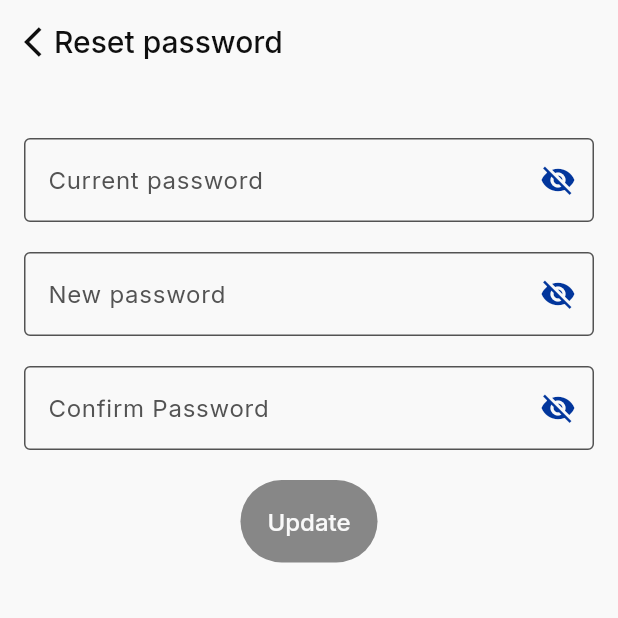
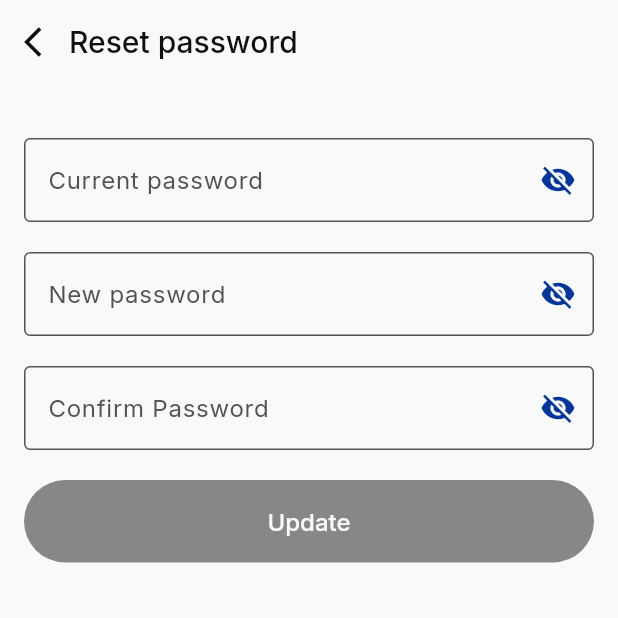
Before and after one commit to Aswani20/online_exam_app, a Flutter app: the ChangePasswordView screen opened by its route, on a phone screen of 412 x 824 dp, the top half of it. Run offline on Flutter 3.47's test engine with Material 3 defaults, Android fonts, the phone set to English and light mode, and no system bars; our stand-ins replace animated_text_kit, bloc, dartz, dio, flutter_bloc, flutter_secure_storage and 6 more; accounts and stored records are empty; generated files the repository leaves out were written again.

Commit message:
Refactor: Improve Change Password View and Navigation
This commit introduces several improvements to the `ChangePasswordView`:

- **Navigation:**
    - Added a functional back button in the `AppBar` to allow users to navigate back.
    - Adjusted `leadingWidth` in `AppBar` for better spacing.
    - Upon successful password change, the user is now navigated to the `ProfileScreen` using `Navigator.pushReplacementNamed`.
- **Form Validation and UI:**
    - Implemented specific validators for old password (non-empty), new password, and confirm password fields.
    - The "Update" button now spans the full width of the screen.
    - The `_passTextField` widget now accepts a `validator` parameter for more flexible validation.
- **Imports:**
    - Added import for `app_routes.dart`.

```diff
--- a/lib/project_layers/presentation_layer/home/tabs/profile_tab/change_password_view.dart
+++ b/lib/project_layers/presentation_layer/home/tabs/profile_tab/change_password_view.dart
@@ -1,5 +1,6 @@
 import 'package:flutter/material.dart';
 import 'package:flutter_bloc/flutter_bloc.dart';
+import 'package:online_exam_app/core/route/app_routes.dart';
 import 'package:online_exam_app/extensions/project_extensions.dart';
 import 'package:online_exam_app/project_layers/presentation_layer/home/tabs/profile_tab/cubit/profile_view_model.dart';
 
@@ -26,10 +27,15 @@ class _ChangePasswordViewState extends State<ChangePasswordView> {
           return Scaffold(
             appBar: AppBar(
               leading: Padding(
-                padding: const EdgeInsets.only(left: 16.0),
-                child: Icon(Icons.arrow_back_ios),
+                padding: const EdgeInsets.only(left: 8.0),
+                child: IconButton(
+                    icon: Icon(Icons.arrow_back_ios),
+                  onPressed: (){
+                      Navigator.pop(context);
+                  },
                 ),
-              leadingWidth: 20,
+              ),
+              leadingWidth: 30,
               title: Text(
                 context.l10n.reset_password,
                 style: AppStyles.appBarTitleStyle,
@@ -48,26 +54,32 @@ class _ChangePasswordViewState extends State<ChangePasswordView> {
                         children: [
                           _passTextField(
                             controller: _viewModel.oldPasswordController,
-                            label: context.l10n.oldPassword
+                            label: context.l10n.oldPassword,
+                            validator: (value) => AppValidators.nonEmptyField(value, context)
                           ),
                           20.heightBox,
                           _passTextField(
                             controller: _viewModel.newPasswordController,
-                            label: context.l10n.newPassword
+                            label: context.l10n.newPassword,
+                            validator: (value) => AppValidators.passwordValidator(value, context)
                           ),
                           20.heightBox,
                           _passTextField(
                             controller: _viewModel.rePasswordController,
-                            label: context.l10n.confirmPassword
+                            label: context.l10n.confirmPassword,
+                            validator: (value) => AppValidators.confirmPasswordValidator(value, _viewModel.rePasswordController, context)
                           ),
                           20.heightBox,
-                          ElevatedButton(
+                          SizedBox(
+                            width: double.infinity,
+                            child: ElevatedButton(
                               onPressed:
                               _viewModel.isEnable
                                   ? () {
                                 _viewModel.changePassword();
                               } : null,
                               child: Text(context.l10n.update),
+                            ),
                           )
                         ]
                       ),
@@ -91,6 +103,10 @@ class _ChangePasswordViewState extends State<ChangePasswordView> {
                   Navigator.pop(context);
                 }
             );
+            Navigator.pushReplacementNamed(
+              context,
+              AppRoutes.profileScreen
+            );
           } else if(state is ProfileErrorState){
             DialogUtils.hideLoading(context);
             DialogUtils.showMessage(
@@ -105,11 +121,12 @@ class _ChangePasswordViewState extends State<ChangePasswordView> {
 
   Widget _passTextField({
     required TextEditingController controller,
-    required String label
+    required String label,
+    required FormFieldValidator<String>? validator
   }){
     return TextFormField(
       onChanged: (value) => _viewModel.checkFormValidity(),
-      validator: (value) => AppValidators.passwordValidator(value, context),
+      validator: validator,
       controller: controller,
       obscureText: _viewModel.isObscureText,
       decoration: InputDecoration(
```
Lines whose indentation alone changed are shown as unchanged.
